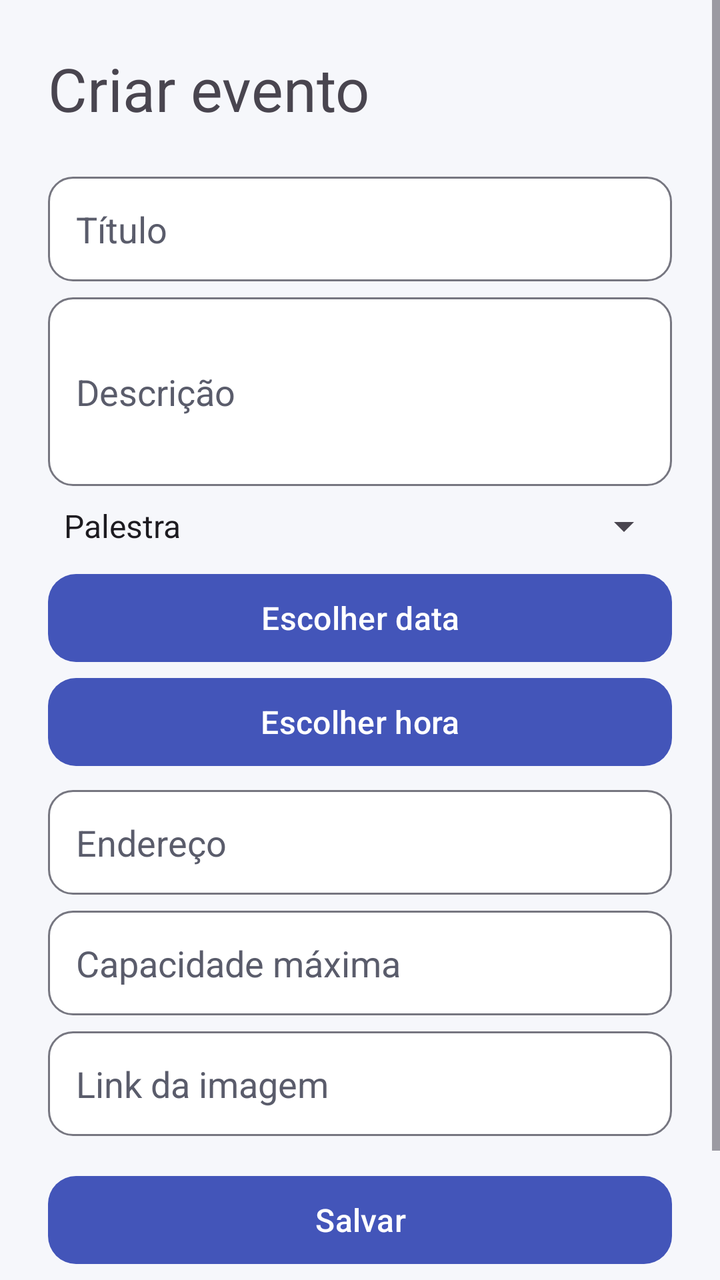
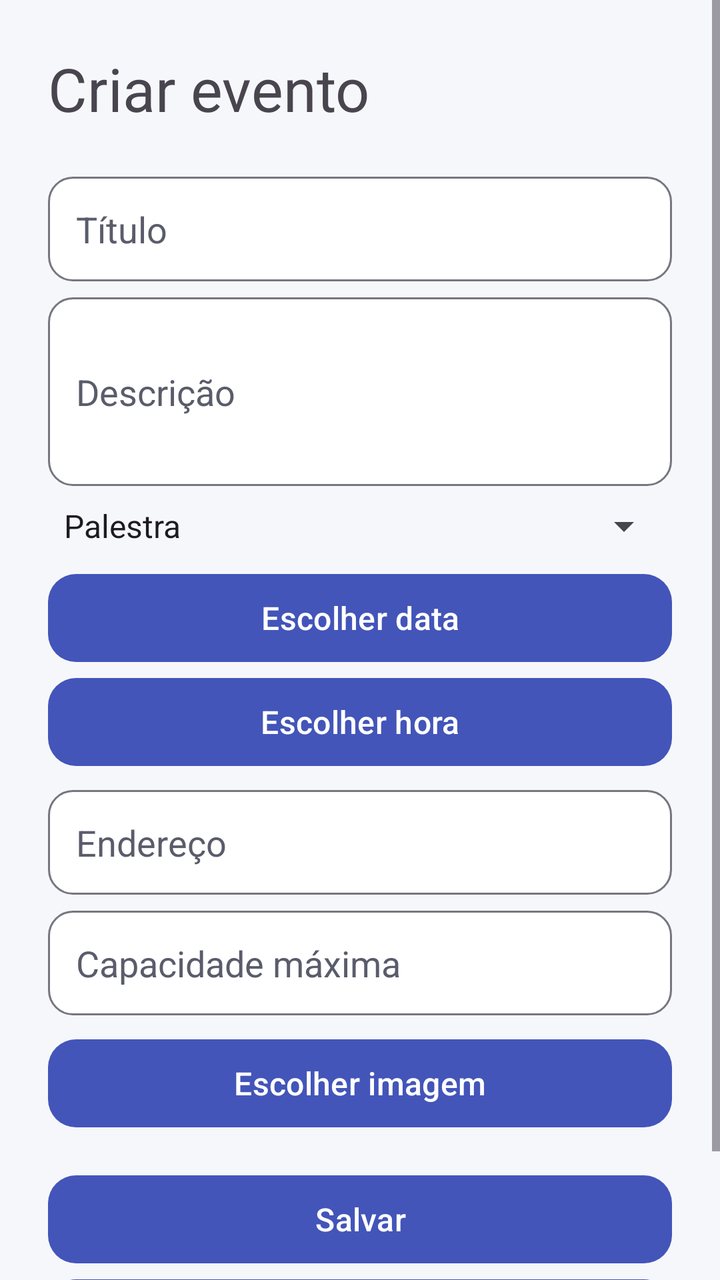

Two renders of the same Android screen: before a commit and after it. Below are the layout's source before the change and the commit's diff.
<!-- AndroidManifest.xml: application theme Theme.CampusHub -->
<!-- res/layout/activity_event_form.xml -->
<?xml version="1.0" encoding="utf-8"?>
<ScrollView xmlns:android="http://schemas.android.com/apk/res/android"
    android:layout_width="match_parent"
    android:layout_height="match_parent"
    android:fillViewport="true"
    android:fitsSystemWindows="true">

    <LinearLayout
        android:layout_width="match_parent"
        android:layout_height="wrap_content"
        android:orientation="vertical"
        android:padding="24dp">

        <TextView
            android:id="@+id/tvTituloForm"
            android:layout_width="wrap_content"
            android:layout_height="wrap_content"
            android:layout_marginBottom="24dp"
            android:text="Criar evento"
            android:textSize="30sp" />

        <EditText
            android:id="@+id/editTitulo"
            android:layout_width="match_parent"
            android:layout_height="wrap_content"
            android:hint="Título"
            android:inputType="text" />

        <EditText
            android:id="@+id/editDescricao"
            android:layout_width="match_parent"
            android:layout_height="wrap_content"
            android:layout_marginTop="8dp"
            android:hint="Descrição"
            android:inputType="textMultiLine"
            android:minLines="3" />

        <Spinner
            android:id="@+id/spinnerCategoria"
            android:layout_width="match_parent"
            android:layout_height="wrap_content"
            android:layout_marginTop="8dp"
            android:entries="@array/categorias_evento" />

        <Button
            android:id="@+id/btnData"
            android:layout_width="match_parent"
            android:layout_height="wrap_content"
            android:layout_marginTop="8dp"
            android:text="Escolher data" />

        <Button
            android:id="@+id/btnHora"
            android:layout_width="match_parent"
            android:layout_height="wrap_content"
            android:text="Escolher hora" />

        <EditText
            android:id="@+id/editEndereco"
            android:layout_width="match_parent"
            android:layout_height="wrap_content"
            android:layout_marginTop="8dp"
            android:hint="Endereço"
            android:inputType="text" />

        <EditText
            android:id="@+id/editCapacidade"
            android:layout_width="match_parent"
            android:layout_height="wrap_content"
            android:layout_marginTop="8dp"
            android:hint="Capacidade máxima"
            android:inputType="number" />

        <EditText
            android:id="@+id/editImagem"
            android:layout_width="match_parent"
            android:layout_height="wrap_content"
            android:layout_marginTop="8dp"
            android:hint="Link da imagem"
            android:inputType="textUri" />

        <Button
            android:id="@+id/btnSalvar"
            android:layout_width="match_parent"
            android:layout_height="wrap_content"
            android:layout_marginTop="16dp"
            android:text="Salvar" />

        <Button
            android:id="@+id/btnCancelar"
            android:layout_width="match_parent"
            android:layout_height="wrap_content"
            android:text="Cancelar" />
    </LinearLayout>
</ScrollView>
<!-- resources referenced by this layout -->
<resources>
  <string-array name="categorias_evento">
          <item>Palestra</item>
          <item>Workshop</item>
          <item>Esporte</item>
          <item>Cultural</item>
      </string-array>
  <style name="Theme.CampusHub" parent="Theme.Material3.Light.NoActionBar">
          <item name="colorPrimary">@color/brand_primary</item>
          <item name="colorOnPrimary">@color/brand_on_primary</item>
          <item name="colorPrimaryContainer">@color/brand_primary_container</item>
          <item name="colorOnPrimaryContainer">@color/brand_on_primary_container</item>
          <item name="colorSecondary">@color/brand_secondary</item>
          <item name="colorOnSecondary">@color/brand_on_secondary</item>
          <item name="colorError">@color/brand_error</item>
          <item name="android:colorBackground">@color/surface_background</item>
          <item name="colorSurface">@color/surface_card</item>
          <item name="colorOnSurface">@color/text_primary</item>
          <item name="colorOnSurfaceVariant">@color/text_secondary</item>
          <item name="colorOutline">@color/outline</item>
          <item name="colorOutlineVariant">@color/outline_variant</item>
  
          <item name="materialButtonStyle">@style/Widget.CampusHub.Button</item>
          <item name="editTextStyle">@style/Widget.CampusHub.EditText</item>
  
          <item name="android:statusBarColor">@android:color/transparent</item>
          <item name="android:windowLightStatusBar">true</item>
      </style>
  <color name="brand_primary">#4355B9</color>
  <color name="brand_on_primary">#FFFFFF</color>
  <color name="brand_primary_container">#DEE0FF</color>
  <color name="brand_on_primary_container">#00105C</color>
  <color name="brand_secondary">#00695C</color>
  <color name="brand_on_secondary">#FFFFFF</color>
  <color name="brand_error">#BA1A1A</color>
  <color name="surface_background">#F6F7FB</color>
  <color name="surface_card">#FFFFFF</color>
  <color name="text_primary">#1B1B21</color>
  <color name="text_secondary">#5A5C6B</color>
  <color name="outline">#767680</color>
  <color name="outline_variant">#E1E2EC</color>
  <style name="Widget.CampusHub.Button" parent="Widget.Material3.Button">
          <item name="android:minHeight">52dp</item>
          <item name="android:textSize">16sp</item>
          <item name="android:textAllCaps">false</item>
          <item name="cornerRadius">14dp</item>
      </style>
  <style name="Widget.CampusHub.EditText" parent="Widget.AppCompat.EditText">
          <item name="android:background">@drawable/bg_edittext</item>
          <item name="android:padding">14dp</item>
          <item name="android:textColor">?attr/colorOnSurface</item>
          <item name="android:textColorHint">?attr/colorOnSurfaceVariant</item>
      </style>
  <!-- drawable bg_edittext (drawable) -->
  <selector xmlns:android="http://schemas.android.com/apk/res/android">
      <item android:state_focused="true">
          <shape android:shape="rectangle">
              <solid android:color="?attr/colorSurface"/>
              <stroke android:width="2dp" android:color="?attr/colorPrimary"/>
              <corners android:radius="12dp"/>
          </shape>
      </item>
      <item>
          <shape android:shape="rectangle">
              <solid android:color="?attr/colorSurface"/>
              <stroke android:width="1dp" android:color="?attr/colorOutline"/>
              <corners android:radius="12dp"/>
          </shape>
      </item>
  </selector>
</resources>

<!-- the commit's change to res/layout/activity_event_form.xml (unified diff, before → after) -->
@@ -71,13 +71,21 @@
             android:hint="Capacidade máxima"
             android:inputType="number" />
 
-        <EditText
-            android:id="@+id/editImagem"
+        <Button
+            android:id="@+id/btnImagem"
             android:layout_width="match_parent"
             android:layout_height="wrap_content"
             android:layout_marginTop="8dp"
-            android:hint="Link da imagem"
-            android:inputType="textUri" />
+            android:text="Escolher imagem" />
+
+        <ImageView
+            android:id="@+id/imgPreview"
+            android:layout_width="match_parent"
+            android:layout_height="160dp"
+            android:layout_marginTop="8dp"
+            android:contentDescription="Imagem do evento"
+            android:scaleType="centerCrop"
+            android:visibility="gone" />
 
         <Button
             android:id="@+id/btnSalvar"
